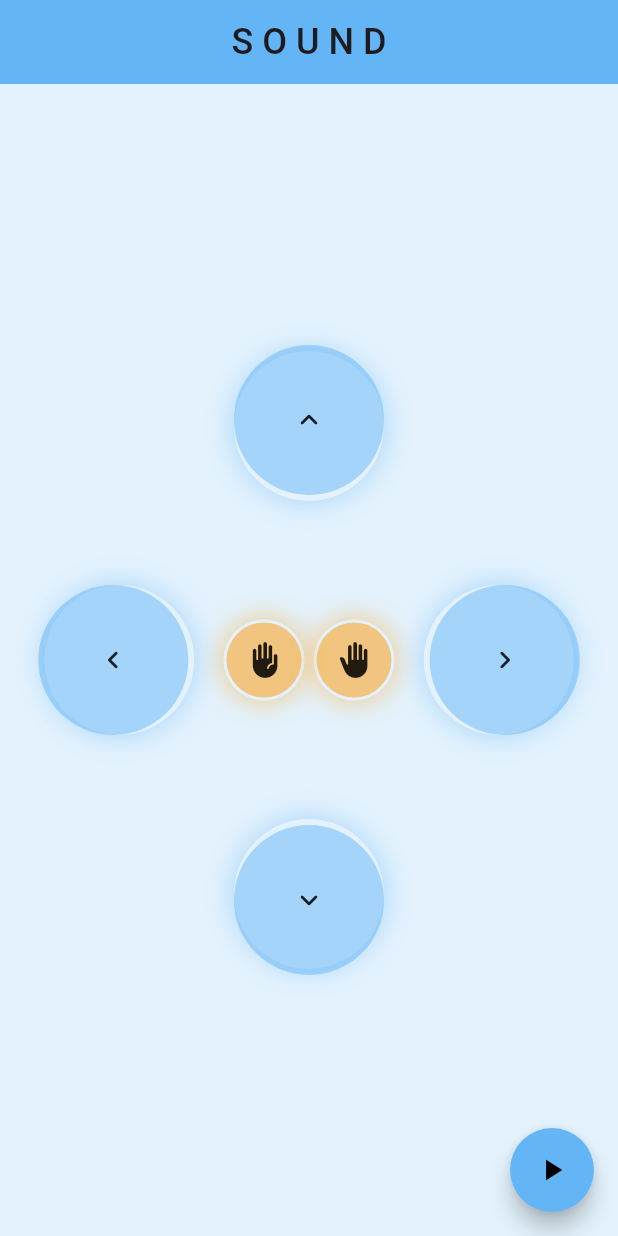
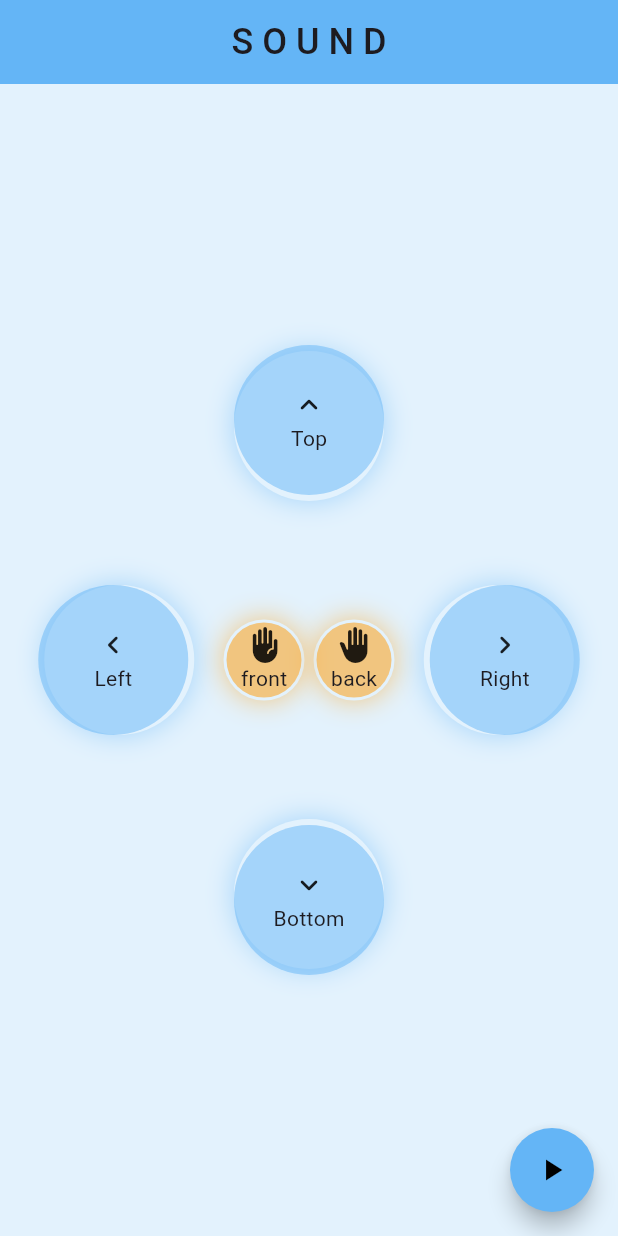
Before and after one commit to mojit-r/sound_space, a Flutter app: the screen it shows after launch, on a phone screen of 412 x 824 dp. Run offline on Flutter 3.47's test engine with Material 3 defaults, Android fonts, the phone set to English and light mode, and no system bars; missing offline and left inert: flutter_soloud.

Commit message:
labeled button

```diff
--- a/lib/provider/audio_provider.dart
+++ b/lib/provider/audio_provider.dart
@@ -29,6 +29,8 @@ class AudioProvider extends ChangeNotifier {
       loopingStartAt: const Duration(seconds: 1),
     );
 
+    _soloud.set3dSourceMinMaxDistance(handle!, 1, 20);
+
     isPlaying = true;
     notifyListeners();
   }
@@ -51,7 +53,7 @@ class AudioProvider extends ChangeNotifier {
   }
 
   Future<void> disposeAudio() async {
-    stopSound();
+    await stopSound();
     if (soundSource != null) {
       await _soloud.disposeSource(soundSource!);
     }
--- a/lib/screen/homescreen.dart
+++ b/lib/screen/homescreen.dart
@@ -1,7 +1,7 @@
 import 'package:flutter/material.dart';
 import 'package:provider/provider.dart';
 import 'package:sound_space/provider/audio_provider.dart';
-import 'package:sound_space/widgets/sound_button.dart';
+import 'package:sound_space/widgets/circular_button.dart';
 
 class HomeScreen extends StatefulWidget {
   const HomeScreen({super.key});
@@ -34,12 +34,13 @@ class _HomeScreenState extends State<HomeScreen> {
       body: Column(
         mainAxisAlignment: MainAxisAlignment.center,
         children: [
-          soundButton(
+          circularButton(
             onTap: () {
               audio.directSound(0.0, 5.0, 0.0);
               debugPrint('⬆️ sound playing from the top');
             },
             icon: Icons.keyboard_arrow_up_rounded,
+            label: 'Top',
             shadowOffset: const Offset(0, 4),
           ),
 
@@ -48,23 +49,25 @@ class _HomeScreenState extends State<HomeScreen> {
           Row(
             mainAxisAlignment: MainAxisAlignment.spaceEvenly,
             children: [
-              soundButton(
+              circularButton(
                 onTap: () {
                   audio.directSound(-5.0, 0.0, 0.0);
                   debugPrint('⬅️ sound playing from the left');
                 },
                 icon: Icons.keyboard_arrow_left_rounded,
+                label: 'Left',
                 shadowOffset: const Offset(4, 0),
               ),
 
               Row(
                 children: [
-                  soundButton(
+                  circularButton(
                     onTap: () {
                       audio.directSound(0.0, 0.0, -5.0);
                       debugPrint('✋ sound playing from front');
                     },
                     icon: Icons.front_hand_rounded,
+                    label: 'front',
                     shadowOffset: const Offset(0, 0),
                     color: Colors.orange,
                     height: 50,
@@ -74,12 +77,13 @@ class _HomeScreenState extends State<HomeScreen> {
 
                   const SizedBox(width: 10),
 
-                  soundButton(
+                  circularButton(
                     onTap: () {
                       audio.directSound(0.0, 0.0, 5.0);
                       debugPrint('🤚 sound playing from back');
                     },
                     icon: Icons.back_hand_rounded,
+                    label: 'back',
                     shadowOffset: const Offset(0, 0),
                     color: Colors.orange,
                     height: 50,
@@ -89,12 +93,13 @@ class _HomeScreenState extends State<HomeScreen> {
                 ],
               ),
 
-              soundButton(
+              circularButton(
                 onTap: () {
                   audio.directSound(5.0, 0.0, 0.0);
                   debugPrint('➡️ sound playing from right');
                 },
                 icon: Icons.keyboard_arrow_right_rounded,
+                label: 'Right',
                 shadowOffset: const Offset(-4, 0),
               ),
             ],
@@ -102,12 +107,13 @@ class _HomeScreenState extends State<HomeScreen> {
 
           const SizedBox(height: 60),
 
-          soundButton(
+          circularButton(
             onTap: () {
               audio.directSound(0.0, -5.0, 0.0);
               debugPrint('⬇️ sound playing from bottom');
             },
             icon: Icons.keyboard_arrow_down_rounded,
+            label: 'Bottom',
             shadowOffset: const Offset(0, -4),
           ),
         ],
--- a/lib/widgets/sound_button.dart
+++ b/lib/widgets/circular_button.dart
@@ -1,9 +1,10 @@
 import 'package:flutter/material.dart';
 
-Widget soundButton({
+Widget circularButton({
   required VoidCallback onTap,
   required IconData icon,
   required Offset shadowOffset,
+  String label = '',
   Color color = const Color.fromRGBO(100, 181, 246, 1),
   double height = 100,
   double width = 100,
@@ -27,7 +28,10 @@ Widget soundButton({
           ),
         ],
       ),
-      child: Icon(icon),
+      child: Column(
+        mainAxisAlignment: MainAxisAlignment.center,
+        children: [Icon(icon), if (label != '') Text(label)],
+      ),
     ),
   );
 }
```
